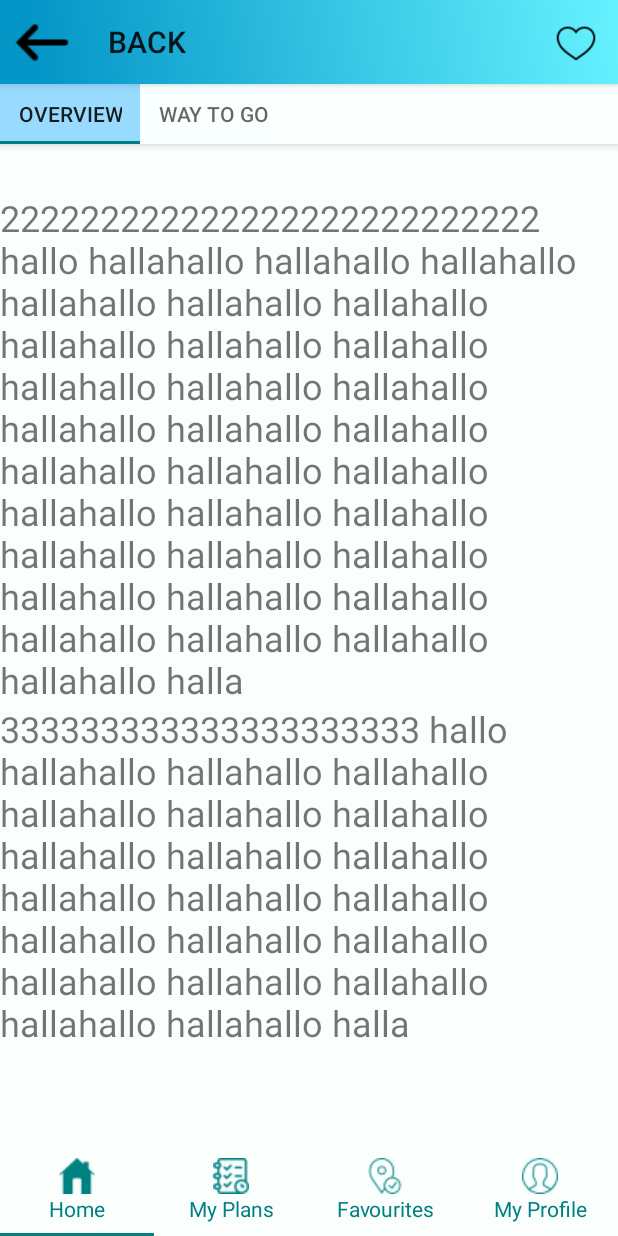
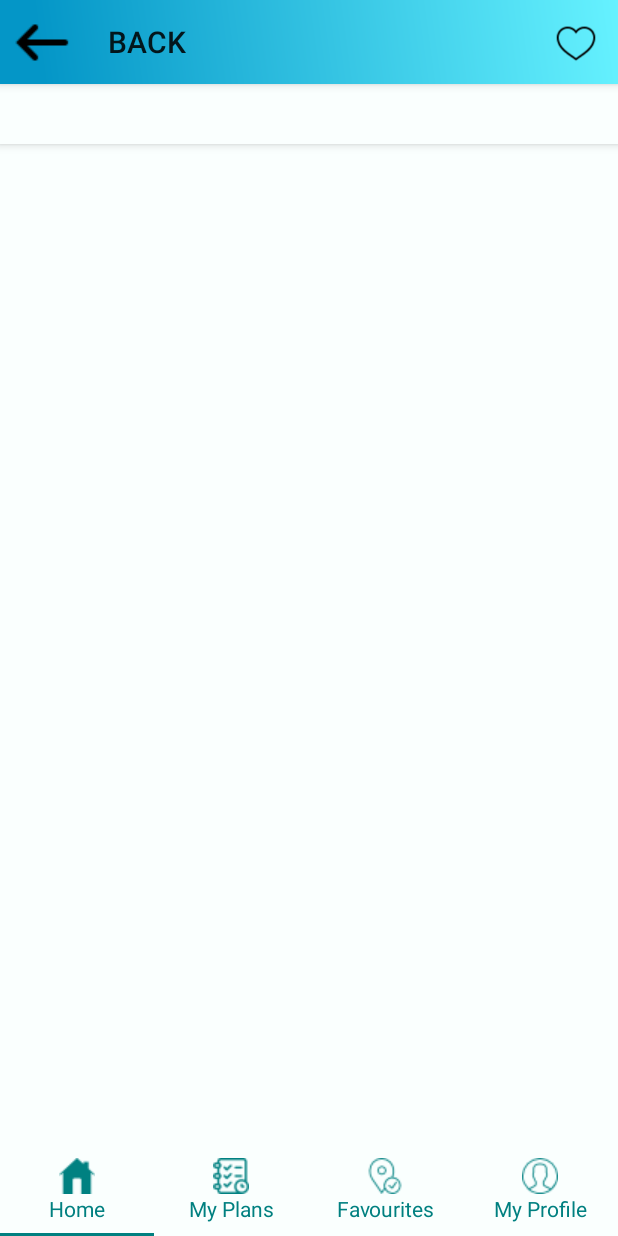
Before and after one commit to rmahbub63/TravelMate, an Android app: the ShowSelectedPlaceFragment screen opened directly, with no data from a screen before it, on a phone screen of 412 x 824 dp. Run offline under Robolectric (Android 15) with nearby library versions, the phone set to English and light mode, and no system bars; our stand-ins replace Firebase (no records; nobody signed in at launch, a user with empty details on screens opened directly); pictures from the network do not load.

Commit message:
data input of place complete (solved)

```diff
--- a/app/src/main/java/com/example/mahbub/travelmateui/fragment/ShowSelectedPlaceFragment.java
+++ b/app/src/main/java/com/example/mahbub/travelmateui/fragment/ShowSelectedPlaceFragment.java
@@ -96,42 +96,8 @@ public class ShowSelectedPlaceFragment extends RootFragment {
             }
         });
 
-        // get data from firebase
-        getPlaceModel();
-
         tabLayout = mainView.findViewById(R.id.tablayout_main);
         viewPager = mainView.findViewById(R.id.viewPager_main);
-
-        //
-        tabLayout.addTab(tabLayout.newTab().setText("Overview"));
-        tabLayout.addTab(tabLayout.newTab().setText("Way To Go"));
-
-        //
-        valueTV = new TextView(getContext());
-        valueTV.setTextSize(24);
-        valueTV.setLayoutParams(new LinearLayout.LayoutParams(
-                LinearLayout.LayoutParams.WRAP_CONTENT,
-                LinearLayout.LayoutParams.WRAP_CONTENT));
-        linearLayout.addView(valueTV);
-
-        final TextView newEdittext = new TextView(getContext());
-        newEdittext.setText("222222222222222222222222222 hallo hallahallo hallahallo hallahallo hallahallo hallahallo hallahallo hallahallo hallahallo hallahallo halla" +
-                "hallo hallahallo hallahallo hallahallo hallahallo hallahallo hallahallo hallahallo hallahallo hallahallo hallahallo halla" +
-                "hallo hallahallo hallahallo hallahallo hallahallo hallahallo hallahallo hallahallo hallahallo hallahallo hallahallo halla");
-        newEdittext.setTextSize(24);
-        newEdittext.setLayoutParams(new LinearLayout.LayoutParams(
-                LinearLayout.LayoutParams.WRAP_CONTENT,
-                LinearLayout.LayoutParams.WRAP_CONTENT));
-        linearLayout.addView(newEdittext);
-
-        TextView newEdittext3 = new TextView(getContext());
-        newEdittext3.setText("333333333333333333333 hallo hallahallo hallahallo hallahallo hallahallo hallahallo hallahallo hallahallo hallahallo hallahallo halla" +
-                "hallo hallahallo hallahallo hallahallo hallahallo hallahallo hallahallo hallahallo hallahallo hallahallo hallahallo halla");
-        newEdittext3.setTextSize(24);
-        newEdittext3.setLayoutParams(new LinearLayout.LayoutParams(
-                LinearLayout.LayoutParams.WRAP_CONTENT,
-                LinearLayout.LayoutParams.WRAP_CONTENT));
-        linearLayout.addView(newEdittext3);
 
         scrollView.getViewTreeObserver().addOnScrollChangedListener(new ViewTreeObserver.OnScrollChangedListener() {
             @Override
@@ -139,15 +105,22 @@ public class ShowSelectedPlaceFragment extends RootFragment {
                 int scrollY = scrollView.getScrollY(); // For ScrollView
 //                Toast.makeText(getContext(), String.valueOf(textViewTwo.getTop()), Toast.LENGTH_SHORT).show();
 //                Log.i("CheckValue", "Text 2 = " + String.valueOf(newEdittext.getTop()) + " View Y = " + String.valueOf(scrollY));
-                if (newEdittext.getTop() < scrollY){
-//                    Log.i("CheckValue", "Gone");
-                    TabLayout.Tab tab = tabLayout.getTabAt(1);
-                    tab.select();
-                }
+//                if (newEdittext.getTop() < scrollY){
+////                    Log.i("CheckValue", "Gone");
+//                    TabLayout.Tab tab = tabLayout.getTabAt(1);
+//                    tab.select();
+//                }
             }
         });
 
         return mainView;
+    }
+
+    @Override
+    public void onStart() {
+        super.onStart();
+        // get data from firebase
+        getPlaceModel();
     }
 
     @Override
@@ -173,9 +146,7 @@ public class ShowSelectedPlaceFragment extends RootFragment {
 //                String placeName = dataSnapshot.child("placeName").getValue().toString();
                 PlaceModel placeModel = dataSnapshot.getValue(PlaceModel.class);
                 setDatainUI(placeModel);
-                Toast.makeText(getContext(), placeModel.getPlaceName(), Toast.LENGTH_SHORT).show();
             }
-
             @Override
             public void onCancelled(DatabaseError databaseError) {
                 // If cancelled
@@ -185,9 +156,40 @@ public class ShowSelectedPlaceFragment extends RootFragment {
     }
 
     public void setDatainUI(PlaceModel placeModel){
-        valueTV.setText(placeModel.getOverView());
+
+        if (placeModel != null && placeModel.getPlaceId() != null){
+            if (placeModel.getPlaceName() != null){
+                Toast.makeText(getContext(), placeModel.getPlaceName(), Toast.LENGTH_SHORT).show();
+            }
+            if (placeModel.getOverView() != null){
+                TextView newTextView = new TextView(getContext());
+                addnewItemInlayout(newTextView, "Overview", placeModel.getOverView());
+            }
+            if (placeModel.getOverView() != null){
+                TextView newTextView = new TextView(getContext());
+                addnewItemInlayout(newTextView, "Overview", placeModel.getOverView());
+            }
+        }
     }
 
+    public void addnewItemInlayout (TextView textView, String header, String textValue){
+        tabLayout.addTab(tabLayout.newTab().setText(header.toUpperCase()));
+
+        TextView headerTextView = new TextView(getContext());
+        headerTextView.setText(header + ":");
+        headerTextView.setTextSize(20);
+        headerTextView.setLayoutParams(new LinearLayout.LayoutParams(
+                LinearLayout.LayoutParams.WRAP_CONTENT,
+                LinearLayout.LayoutParams.WRAP_CONTENT));
+        linearLayout.addView(headerTextView);
+
+        textView.setText(textValue);
+        textView.setTextSize(14);
+        textView.setLayoutParams(new LinearLayout.LayoutParams(
+                LinearLayout.LayoutParams.WRAP_CONTENT,
+                LinearLayout.LayoutParams.WRAP_CONTENT));
+        linearLayout.addView(textView);
+    }
     private void setDataToViewPager() {
         ViewPagerAdapter adapter = new ViewPagerAdapter(getChildFragmentManager());
         adapter.addFragment(new OverviewFragment(), " Overview");
```
Also changed, not shown: app/src/main/java/com/example/mahbub/travelmateui/AddPlaceAdmin.java (+5 -4 lines).
